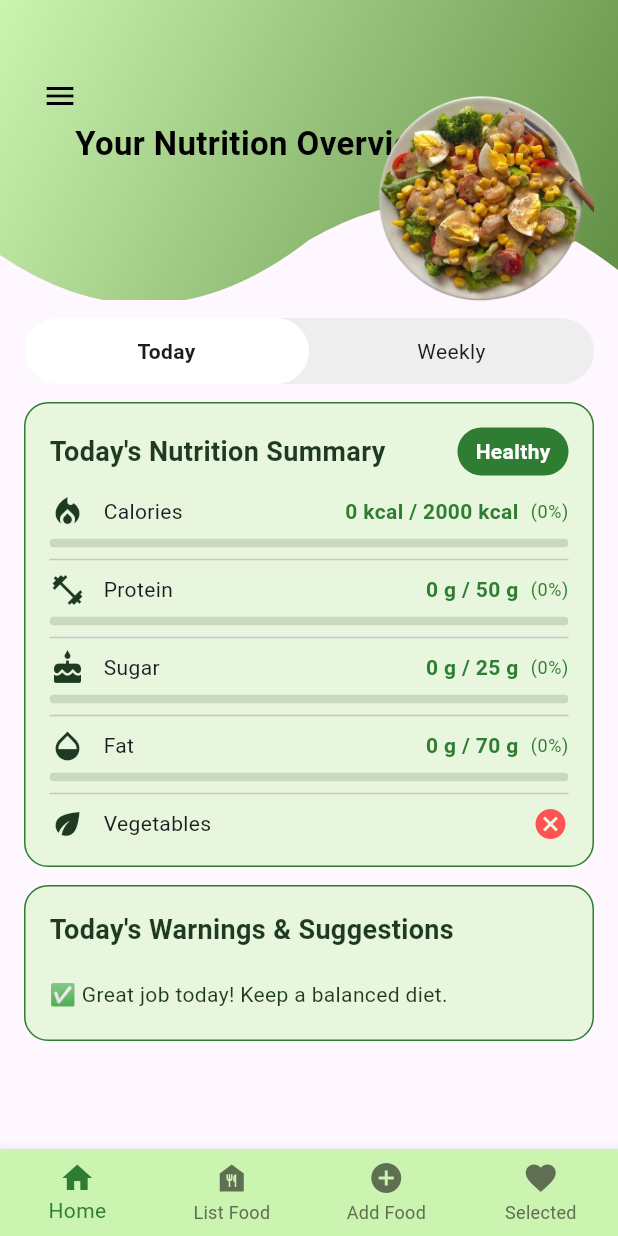
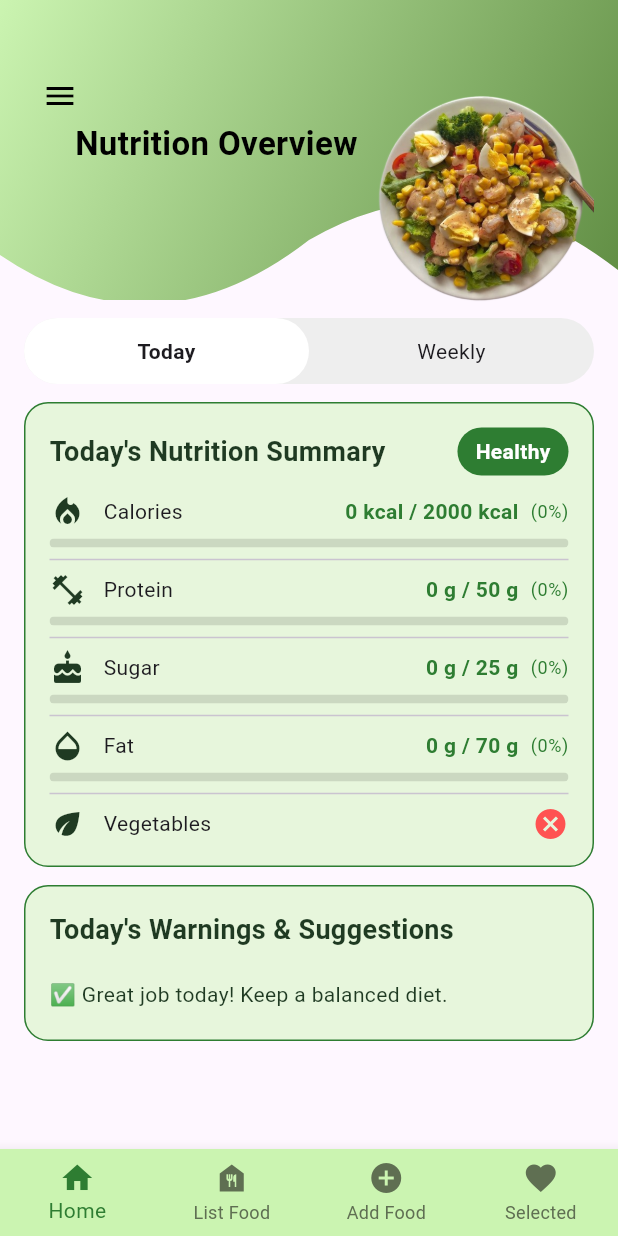
Before and after one commit to SeavTh3an/SmartMeal, a Flutter app: the screen it shows after launch, on a phone screen of 412 x 824 dp. Run offline on Flutter 3.47's test engine with Material 3 defaults, Android fonts, the phone set to English and light mode, and no system bars; our stand-ins replace fl_chart, shared_preferences.

Commit message:
done hz yayyaayyay

```diff
--- a/smart_meal/lib/ui/screen/homeScreen.dart
+++ b/smart_meal/lib/ui/screen/homeScreen.dart
@@ -173,7 +173,7 @@ class _HomeScreenState extends State<HomeScreen> with WidgetsBindingObserver {
               physics: const AlwaysScrollableScrollPhysics(),
               children: [
                 HomeHeader(
-                  title: 'Your Nutrition Overview',
+                  title: 'Nutrition Overview',
                   imagePath: 'assets/image/western_img/salad_header.png',
                 ),
                 const SizedBox(height: 12),
```
